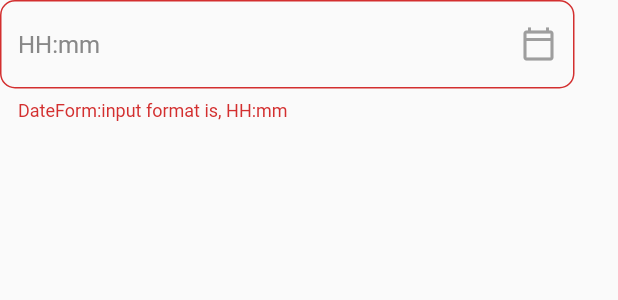
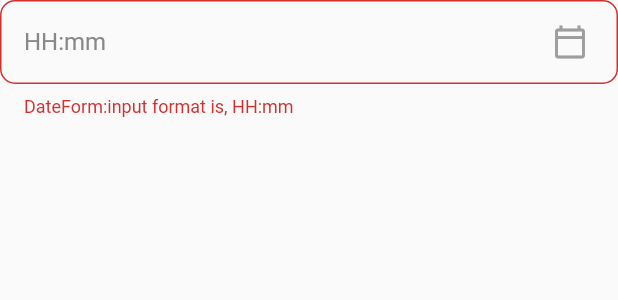
Before and after one commit to allenlogithub/osense-peer-review-platform, a Flutter app: the TimeForm widget shown alone on an empty page, opened directly with empty values, on a phone screen of 412 x 824 dp. Shown: the top 300 px of the screen. Run offline on Flutter 3.47's test engine with Material 2 defaults, Android fonts, the phone set to English and light mode, and no system bars; our stand-ins replace google_sign_in.

Commit message:
[mod] timeForm, ctrl style by util's const

```diff
--- a/lib/page/widget-list.dart
+++ b/lib/page/widget-list.dart
@@ -254,6 +254,11 @@ class _WidgetListPageState extends State<WidgetListPage> {
                   icon: Icons.baby_changing_station_sharp,
                   isFilled: true,
                 ),
+                TimeForm(
+                  color: style.ThemeColor.primary,
+                  controller: _controller6,
+                  helperText: 'mmmmm',
+                ),
               ],
             ),
             Column(
--- a/lib/widget/timeForm.dart
+++ b/lib/widget/timeForm.dart
@@ -32,7 +32,10 @@ class TimeForm extends StatelessWidget {
   Widget build(BuildContext context) {
     const String timeFormat = 'HH:mm';
 
-    return Row(
+    return Column(
+      crossAxisAlignment: CrossAxisAlignment.start,
+      children: [
+        Row(
           children: [
             Expanded(
               child: FocusTraversalGroup(
@@ -52,21 +55,19 @@ class TimeForm extends StatelessWidget {
                             Radius.circular(Layout.commonBorderRadius)),
                       ),
                       enabledBorder: OutlineInputBorder(
-                  borderSide:
-                      BorderSide(color: color, width: Layout.commonBorderWidth),
+                        borderSide: BorderSide(
+                            color: color, width: Layout.commonBorderWidth),
                         borderRadius: BorderRadius.all(
                             Radius.circular(Layout.commonBorderRadius)),
                       ),
                       hintText: timeFormat,
-                hintStyle: TextStyle(color: style.GrayColor.grey),
-                helperText: helperText,
-                helperMaxLines: helperMaxLines ?? 3,
-                helperStyle: TextStyle(color: color),
-                suffixIcon: Container(
-                  child: IconButton(
+                      hintStyle: style.Text.normH5
+                          .copyWith(color: style.GrayColor.grey),
+                      suffixIcon: IconButton(
                         icon: Icon(
                           Icons.calendar_today_outlined,
                           color: color,
+                          size: Layout.iconSize,
                         ),
                         onPressed: () async {
                           final datetime = await showTimePicker(
@@ -75,21 +76,48 @@ class TimeForm extends StatelessWidget {
                             initialEntryMode: TimePickerEntryMode.input,
                           );
                           controller.text =
-                          FormatChange.getTimeStringFromTimeOfDay(datetime!);
+                              FormatChange.getTimeStringFromTimeOfDay(
+                                  datetime!);
                         },
+                        padding: EdgeInsets.only(
+                          right: Layout.commonPadding,
+                          bottom: Layout.commonPadding,
+                          top: Layout.commonPadding,
+                        ),
+                      ),
+                      contentPadding: EdgeInsets.only(
+                        left: Layout.commonPadding,
+                        top: Layout.commonPadding,
+                        bottom: Layout.commonPadding,
+                      ),
+                    ),
+                    style: style.Text.normH5
+                        .copyWith(color: style.GrayColor.black),
                   ),
                 ),
               ),
             ),
-          ),
-        )),
-        const SizedBox(
-          width: 5.0,
+            if (icon != null) ...[
+              SizedBox(
+                width: Layout.widgetSpace,
               ),
               Icon(
                 icon,
                 color: color,
+                size: Layout.iconSize,
               ),
+            ],
+          ],
+        ),
+        if (helperText != null) ...[
+          SizedBox(
+            height: Layout.widgetSpace,
+          ),
+          Text(
+            helperText!,
+            style: style.Text.normH5.copyWith(color: color),
+          ),
+        ],
       ],
     );
   }
```
Lines whose indentation alone changed are shown as unchanged.
